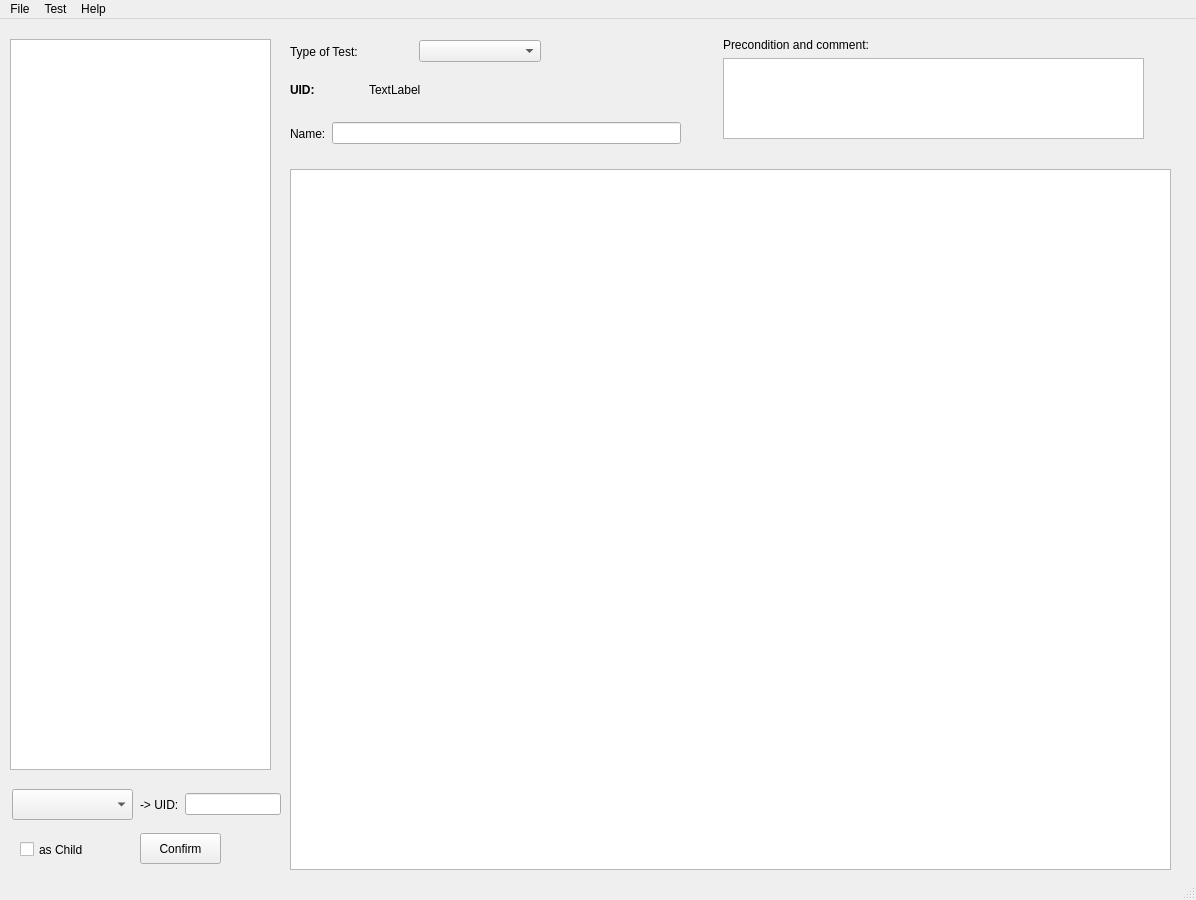
First picture: the form in assets/gui_main.ui, repository shuaiwng/QoolTest, before the edit.
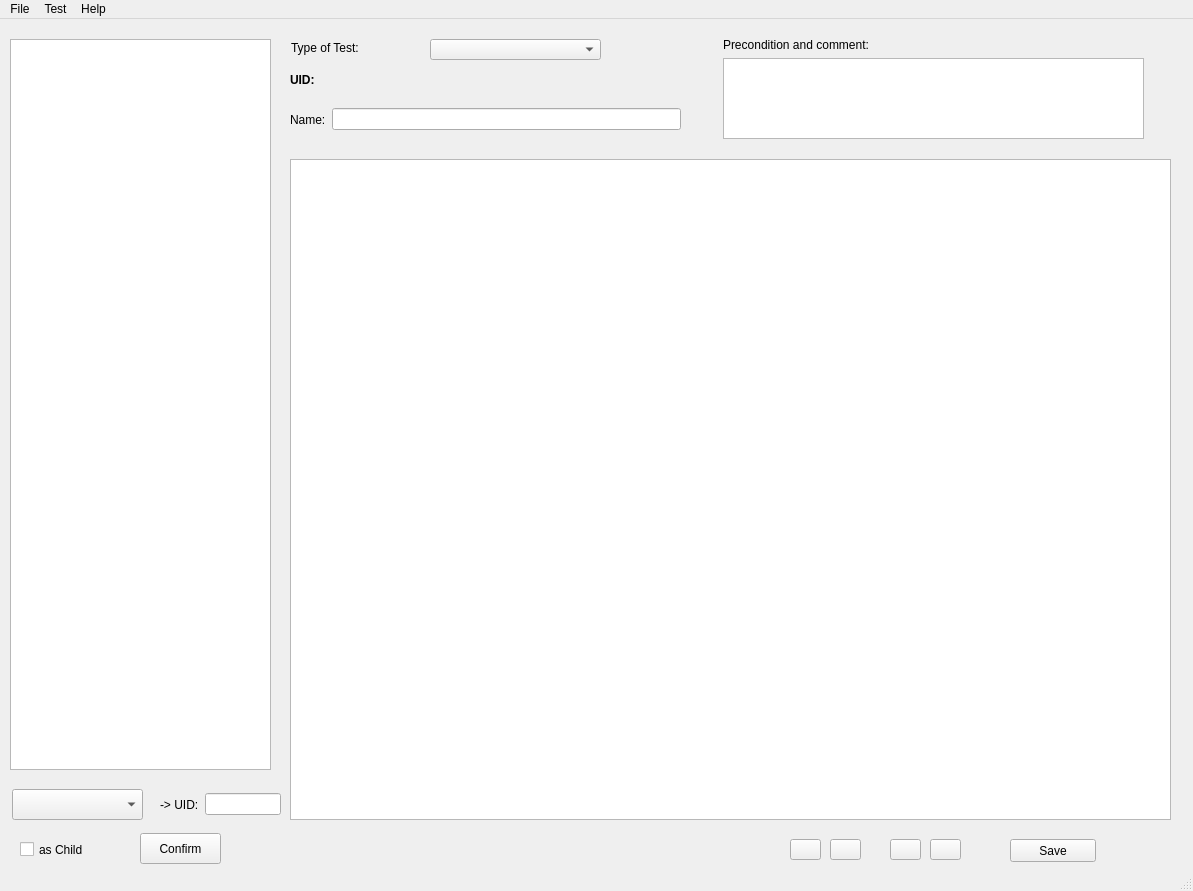
Second picture: the form after the edit.

Commit message: feature for adding and deleting test steps within the testcase.

Patch:
```diff
--- a/assets/gui_main.ui
+++ b/assets/gui_main.ui
@@ -6,36 +6,14 @@
    <rect>
     <x>0</x>
     <y>0</y>
-    <width>1196</width>
-    <height>900</height>
+    <width>1193</width>
+    <height>891</height>
    </rect>
   </property>
   <property name="windowTitle">
    <string>QoolTest</string>
   </property>
   <widget class="QWidget" name="centralwidget">
-   <widget class="QWidget" name="layoutWidget">
-    <property name="geometry">
-     <rect>
-      <x>290</x>
-      <y>20</y>
-      <width>251</width>
-      <height>25</height>
-     </rect>
-    </property>
-    <layout class="QHBoxLayout" name="horizontalLayout">
-     <item>
-      <widget class="QLabel" name="label">
-       <property name="text">
-        <string>Type of Test:</string>
-       </property>
-      </widget>
-     </item>
-     <item>
-      <widget class="QComboBox" name="cb_testtype"/>
-     </item>
-    </layout>
-   </widget>
    <widget class="QWidget" name="layoutWidget">
     <property name="geometry">
      <rect>
@@ -86,7 +64,7 @@
     <property name="geometry">
      <rect>
       <x>290</x>
-      <y>60</y>
+      <y>50</y>
       <width>151</width>
       <height>21</height>
      </rect>
@@ -107,7 +85,7 @@
      <item>
       <widget class="QLabel" name="lb_uid">
        <property name="text">
-        <string>TextLabel</string>
+        <string/>
        </property>
       </widget>
      </item>
@@ -130,9 +108,9 @@
     <property name="geometry">
      <rect>
       <x>290</x>
-      <y>150</y>
+      <y>140</y>
       <width>881</width>
-      <height>701</height>
+      <height>661</height>
      </rect>
     </property>
     <property name="columnCount">
@@ -144,7 +122,7 @@
      <rect>
       <x>12</x>
       <y>770</y>
-      <width>121</width>
+      <width>131</width>
       <height>31</height>
      </rect>
     </property>
@@ -178,9 +156,9 @@
    <widget class="QWidget" name="layoutWidget">
     <property name="geometry">
      <rect>
-      <x>140</x>
+      <x>160</x>
       <y>770</y>
-      <width>141</width>
+      <width>121</width>
       <height>31</height>
      </rect>
     </property>
@@ -201,7 +179,7 @@
     <property name="geometry">
      <rect>
       <x>290</x>
-      <y>94</y>
+      <y>80</y>
       <width>391</width>
       <height>41</height>
      </rect>
@@ -219,13 +197,101 @@
      </item>
     </layout>
    </widget>
+   <widget class="QPushButton" name="btn_up">
+    <property name="geometry">
+     <rect>
+      <x>790</x>
+      <y>820</y>
+      <width>31</width>
+      <height>21</height>
+     </rect>
+    </property>
+    <property name="text">
+     <string/>
+    </property>
+   </widget>
+   <widget class="QPushButton" name="btn_down">
+    <property name="geometry">
+     <rect>
+      <x>830</x>
+      <y>820</y>
+      <width>31</width>
+      <height>21</height>
+     </rect>
+    </property>
+    <property name="text">
+     <string/>
+    </property>
+   </widget>
+   <widget class="QPushButton" name="btn_minus">
+    <property name="geometry">
+     <rect>
+      <x>930</x>
+      <y>820</y>
+      <width>31</width>
+      <height>21</height>
+     </rect>
+    </property>
+    <property name="text">
+     <string/>
+    </property>
+   </widget>
+   <widget class="QPushButton" name="btn_plus">
+    <property name="geometry">
+     <rect>
+      <x>890</x>
+      <y>820</y>
+      <width>31</width>
+      <height>21</height>
+     </rect>
+    </property>
+    <property name="text">
+     <string/>
+    </property>
+   </widget>
+   <widget class="QPushButton" name="btn_savecase">
+    <property name="geometry">
+     <rect>
+      <x>1010</x>
+      <y>820</y>
+      <width>86</width>
+      <height>23</height>
+     </rect>
+    </property>
+    <property name="text">
+     <string>Save</string>
+    </property>
+   </widget>
+   <widget class="QComboBox" name="cb_testtype">
+    <property name="geometry">
+     <rect>
+      <x>430</x>
+      <y>20</y>
+      <width>171</width>
+      <height>21</height>
+     </rect>
+    </property>
+   </widget>
+   <widget class="QLabel" name="label">
+    <property name="geometry">
+     <rect>
+      <x>291</x>
+      <y>21</y>
+      <width>102</width>
+      <height>16</height>
+     </rect>
+    </property>
+    <property name="text">
+     <string>Type of Test:</string>
+    </property>
+   </widget>
   </widget>
   <widget class="QMenuBar" name="menubar">
    <property name="geometry">
     <rect>
      <x>0</x>
      <y>0</y>
-     <width>1196</width>
+     <width>1193</width>
      <height>20</height>
     </rect>
    </property>
```
The commit also changes 9 other files.
